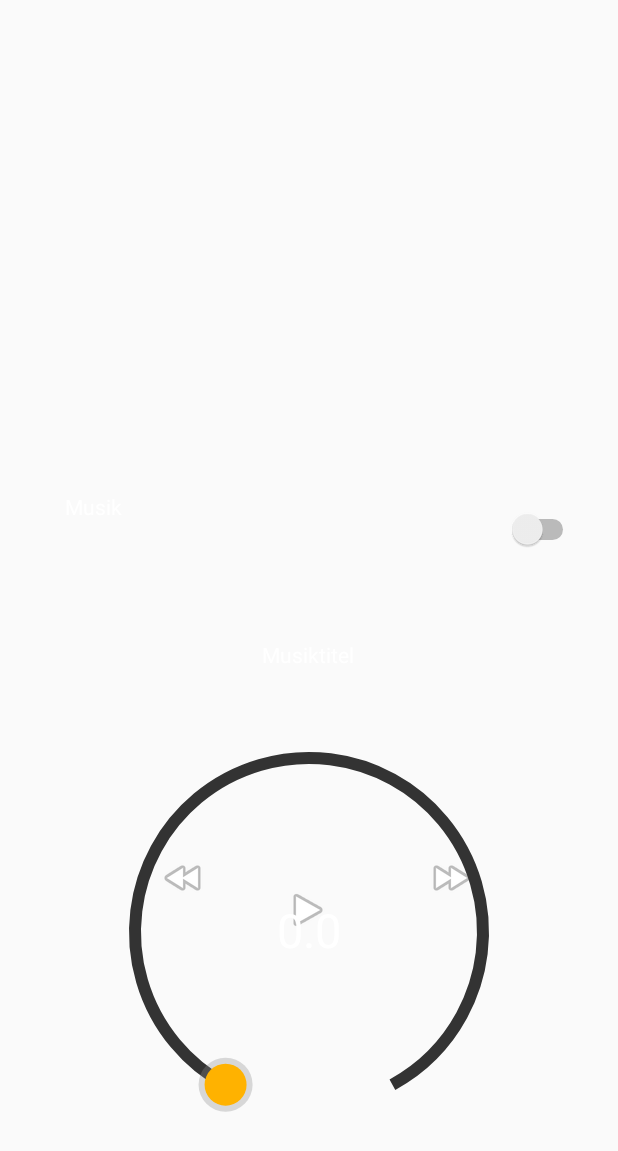
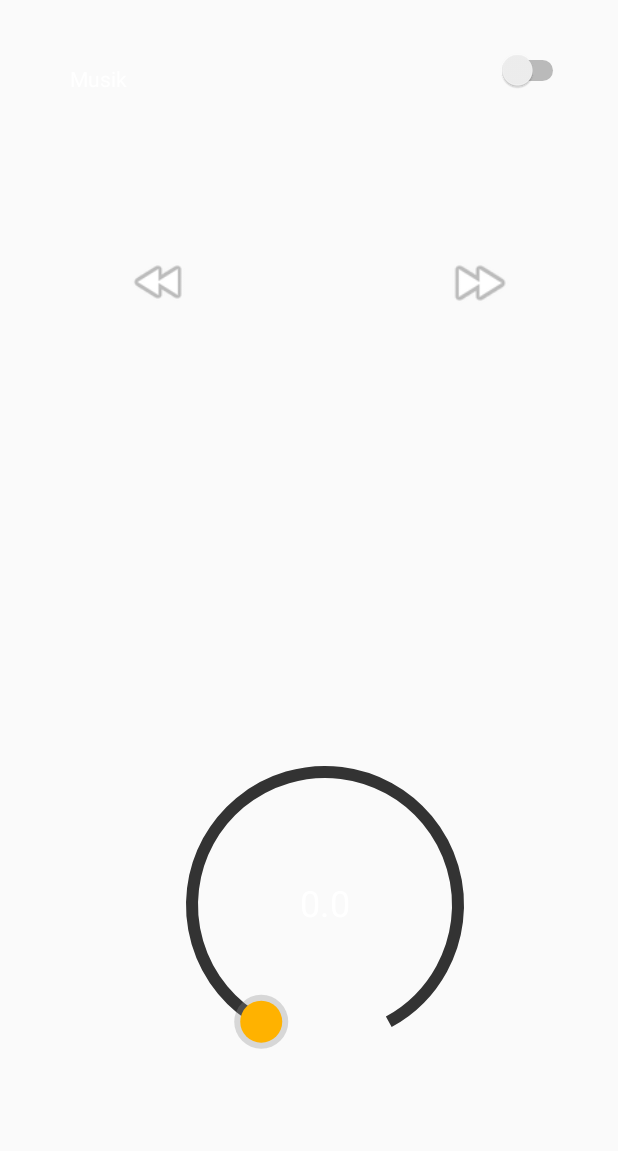
Before and after one commit to sophiafema/home_easylife, an Android app: the layout fragment_music.xml on its own in the app's theme, with its tools: preview values and no code run, on a phone screen of 412 x 824 dp. Shown: the top 1151 px of the screen. Run offline under Robolectric (Android 15) with nearby library versions, the phone set to English and light mode, and no system bars.

Commit message:
Musiktitel

```diff
--- a/app/src/main/res/layout/fragment_music.xml
+++ b/app/src/main/res/layout/fragment_music.xml
@@ -14,15 +14,14 @@
         android:layout_height="wrap_content"
         android:layout_marginStart="32dp"
         android:layout_marginLeft="32dp"
-        android:layout_marginTop="120dp"
         android:text="Musik"
         android:textColor="@android:color/background_light"
         app:layout_constraintBottom_toBottomOf="parent"
         app:layout_constraintEnd_toEndOf="parent"
-        app:layout_constraintHorizontal_bias="0.034"
+        app:layout_constraintHorizontal_bias="0.043"
         app:layout_constraintStart_toStartOf="parent"
         app:layout_constraintTop_toTopOf="parent"
-        app:layout_constraintVertical_bias="0.304" />
+        app:layout_constraintVertical_bias="0.053" />
 
     <Switch
         android:id="@+id/sFMusic1"
@@ -32,68 +31,71 @@
         android:layout_marginRight="16dp"
         app:layout_constraintBottom_toBottomOf="parent"
         app:layout_constraintEnd_toEndOf="parent"
-        app:layout_constraintHorizontal_bias="0.971"
+        app:layout_constraintHorizontal_bias="0.952"
         app:layout_constraintStart_toStartOf="parent"
         app:layout_constraintTop_toTopOf="parent"
-        app:layout_constraintVertical_bias="0.426" />
+        app:layout_constraintVertical_bias="0.042" />
 
     <TextView
         android:id="@+id/tVFMusicTitel"
         android:layout_width="wrap_content"
         android:layout_height="wrap_content"
-        android:text="Musiktitel"
+        android:text=" "
         android:textColor="@android:color/background_light"
         app:layout_constraintBottom_toBottomOf="parent"
         app:layout_constraintEnd_toEndOf="parent"
         app:layout_constraintHorizontal_bias="0.498"
         app:layout_constraintStart_toStartOf="parent"
         app:layout_constraintTop_toTopOf="parent"
-        app:layout_constraintVertical_bias="0.53" />
+        app:layout_constraintVertical_bias="0.115" />
 
     <ImageView
         android:id="@+id/iVFMusicFF"
-        android:layout_width="wrap_content"
-        android:layout_height="wrap_content"
+        android:layout_width="46dp"
+        android:layout_height="44dp"
         android:src="@android:drawable/ic_media_ff"
         app:layout_constraintBottom_toBottomOf="parent"
         app:layout_constraintEnd_toEndOf="parent"
-        app:layout_constraintHorizontal_bias="0.749"
+        app:layout_constraintHorizontal_bias="0.81"
         app:layout_constraintStart_toStartOf="parent"
         app:layout_constraintTop_toTopOf="parent"
-        app:layout_constraintVertical_bias="0.719" />
+        app:layout_constraintVertical_bias="0.214" />
 
     <ImageView
         android:id="@+id/iVFMusicBack"
-        android:layout_width="wrap_content"
-        android:layout_height="wrap_content"
+        android:layout_width="42dp"
+        android:layout_height="41dp"
         android:src="@android:drawable/ic_media_rew"
         app:layout_constraintBottom_toBottomOf="parent"
         app:layout_constraintEnd_toEndOf="parent"
-        app:layout_constraintHorizontal_bias="0.279"
+        app:layout_constraintHorizontal_bias="0.229"
         app:layout_constraintStart_toStartOf="parent"
         app:layout_constraintTop_toTopOf="parent"
-        app:layout_constraintVertical_bias="0.719" />
+        app:layout_constraintVertical_bias="0.214" />
 
     <ImageView
         android:id="@+id/iVFMusicPlayPause"
-        android:layout_width="wrap_content"
-        android:layout_height="wrap_content"
+        android:layout_width="44dp"
+        android:layout_height="42dp"
         android:layout_marginTop="76dp"
-        android:src="@android:drawable/ic_media_play"
         app:layout_constraintBottom_toBottomOf="parent"
         app:layout_constraintEnd_toEndOf="parent"
         app:layout_constraintHorizontal_bias="0.498"
         app:layout_constraintStart_toStartOf="parent"
         app:layout_constraintTop_toTopOf="parent"
-        app:layout_constraintVertical_bias="0.719" />
+        app:layout_constraintVertical_bias="0.12" />
 
     <com.sophiafema.home_easylife.view.VolumePicker
         android:id="@+id/pFMusic"
-        android:layout_width="match_parent"
-        android:layout_height="wrap_content"
+        android:layout_width="241dp"
+        android:layout_height="229dp"
+        android:layout_marginStart="96dp"
+        android:layout_marginLeft="96dp"
         app:layout_constraintBottom_toBottomOf="parent"
+        app:layout_constraintEnd_toEndOf="parent"
+        app:layout_constraintHorizontal_bias="0.0"
         app:layout_constraintStart_toStartOf="parent"
         app:layout_constraintTop_toTopOf="parent"
-        app:layout_constraintVertical_bias="0.888" />
+        app:layout_constraintVertical_bias="0.822" />
 
 </androidx.constraintlayout.widget.ConstraintLayout>
```
Also changed, not shown: app/src/main/java/com/sophiafema/home_easylife/Fragment_Music.java (+24 -8 lines), app/src/main/java/com/sophiafema/home_easylife/Fragment_Thermostat.java (+13 -7 lines).
